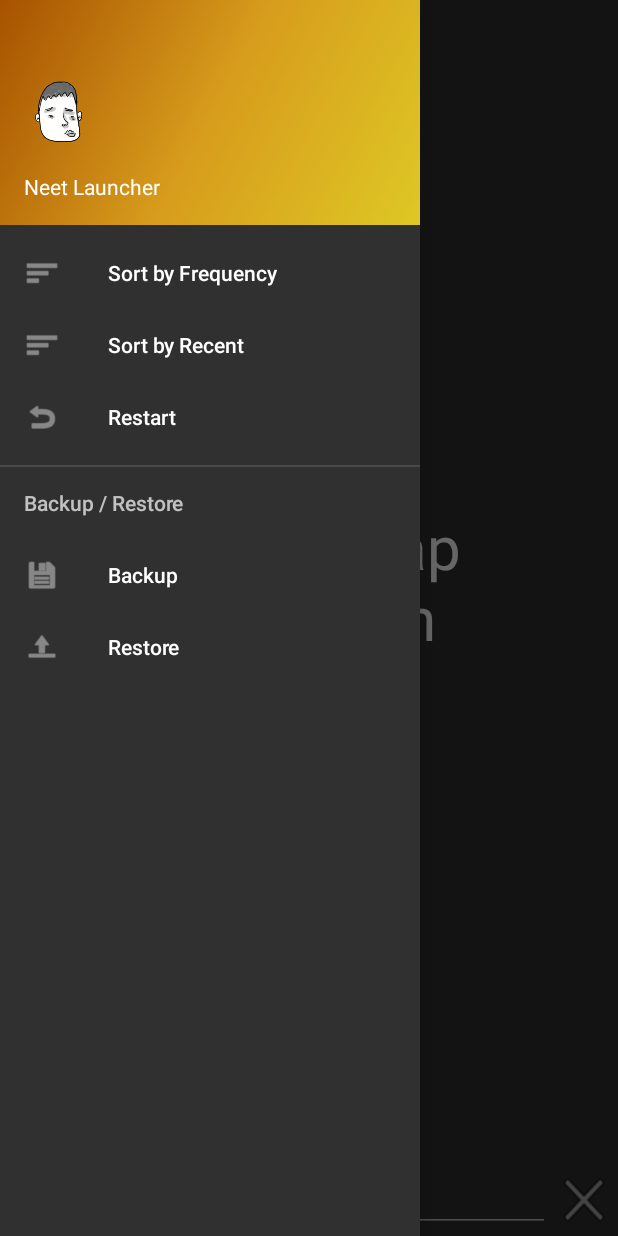
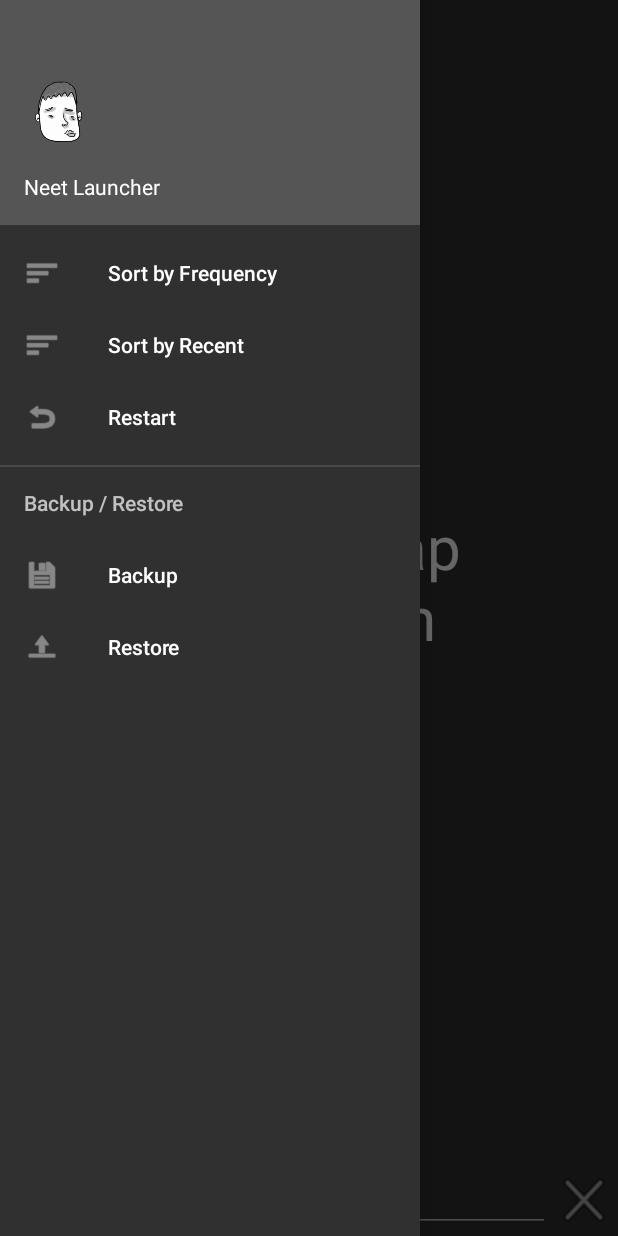
Before and after one commit to diewland/neet-launcher-2, an Android app: the screen it shows after launch (MainActivity), with the side drawer open, on a phone screen of 412 x 824 dp. Run offline under Robolectric (Android 15) with nearby library versions, the phone set to English and light mode, and no system bars.

Commit message:
Customized app tone colors.

```diff
--- a/app/src/main/res/drawable/side_nav_bar.xml
+++ b/app/src/main/res/drawable/side_nav_bar.xml
@@ -1,9 +1,9 @@
 <shape xmlns:android="http://schemas.android.com/apk/res/android"
     android:shape="rectangle" >
     <gradient
-        android:startColor="#dec825"
-        android:centerColor="#d79c1c"
-        android:endColor="#a75200"
+        android:startColor="#555"
+        android:centerColor="#555"
+        android:endColor="#555"
         android:type="linear"
-        android:angle="135"/>
+        android:angle="90"/>
 </shape>
--- a/app/src/main/res/values/styles.xml
+++ b/app/src/main/res/values/styles.xml
@@ -8,7 +8,6 @@
         <item name="colorPrimaryDark">@color/colorPrimaryDark</item>
         <item name="colorAccent">@color/colorAccent</item>
         -->
-        <item name="colorAccent">#dec825</item>
     </style>
     <style name="AppTheme.NoActionBar">
         <item name="windowActionBar">false</item>
```
